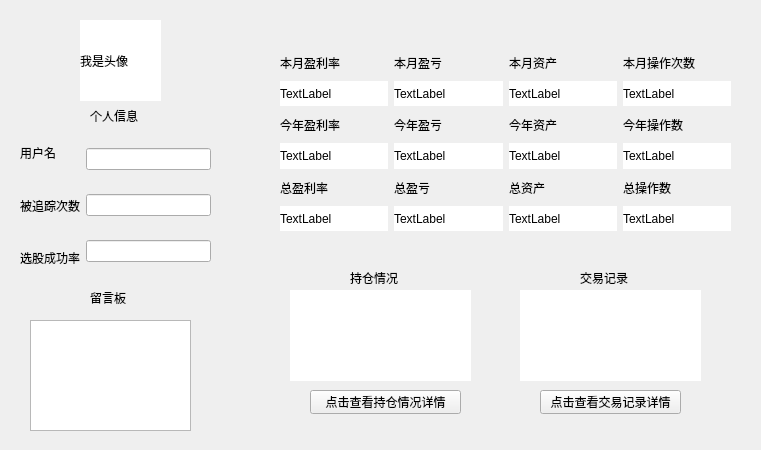
Before: the Qt Designer form VirtualStock/personpage.ui in Vks-Feng/Nullptr, drawn with Qt 5.
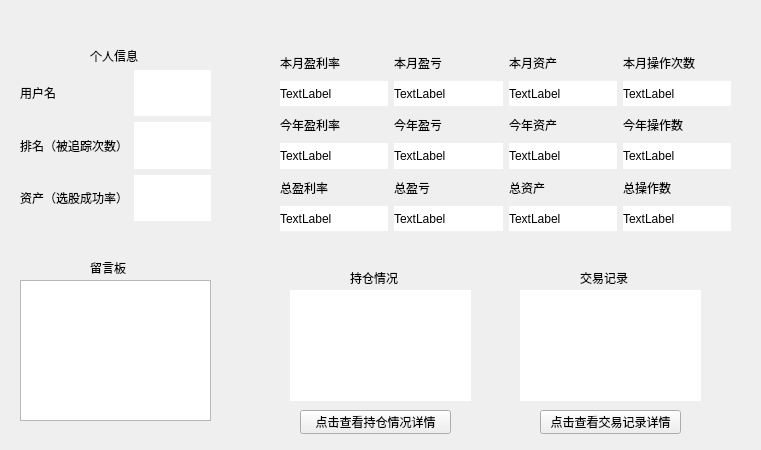
After: the same form once the commit is applied.

Diff of the .ui file:
```diff
--- a/VirtualStock/personpage.ui
+++ b/VirtualStock/personpage.ui
@@ -17,7 +17,7 @@
    <property name="geometry">
     <rect>
      <x>90</x>
-     <y>100</y>
+     <y>40</y>
      <width>51</width>
      <height>31</height>
     </rect>
@@ -30,7 +30,7 @@
    <property name="geometry">
     <rect>
      <x>20</x>
-     <y>130</y>
+     <y>70</y>
      <width>191</width>
      <height>151</height>
     </rect>
@@ -48,14 +48,14 @@
       <item>
        <widget class="QLabel" name="trackedCountTitle">
         <property name="text">
-         <string>被追踪次数</string>
+         <string>排名（被追踪次数）</string>
         </property>
        </widget>
       </item>
       <item>
        <widget class="QLabel" name="successRateTitle">
         <property name="text">
-         <string>选股成功率</string>
+         <string>资产（选股成功率）</string>
         </property>
        </widget>
       </item>
@@ -64,13 +64,34 @@
     <item>
      <layout class="QVBoxLayout" name="verticalLayout_2">
       <item>
-       <widget class="QLineEdit" name="userNameEdit"/>
+       <widget class="QLabel" name="userName">
+        <property name="styleSheet">
+         <string notr="true">background-color: rgb(255, 255, 255);</string>
+        </property>
+        <property name="text">
+         <string/>
+        </property>
+       </widget>
       </item>
       <item>
-       <widget class="QLineEdit" name="trackedCountEdit"/>
+       <widget class="QLabel" name="trackedCount">
+        <property name="styleSheet">
+         <string notr="true">background-color: rgb(255, 255, 255);</string>
+        </property>
+        <property name="text">
+         <string/>
+        </property>
+       </widget>
       </item>
       <item>
-       <widget class="QLineEdit" name="successRateEdit"/>
+       <widget class="QLabel" name="successRate">
+        <property name="styleSheet">
+         <string notr="true">background-color: rgb(255, 255, 255);</string>
+        </property>
+        <property name="text">
+         <string/>
+        </property>
+       </widget>
       </item>
      </layout>
     </item>
@@ -80,7 +101,7 @@
    <property name="geometry">
     <rect>
      <x>90</x>
-     <y>290</y>
+     <y>260</y>
      <width>54</width>
      <height>16</height>
     </rect>
@@ -118,8 +139,8 @@
   <widget class="QPushButton" name="pushButton">
    <property name="geometry">
     <rect>
-     <x>310</x>
-     <y>390</y>
+     <x>300</x>
+     <y>410</y>
      <width>151</width>
      <height>24</height>
     </rect>
@@ -132,7 +153,7 @@
    <property name="geometry">
     <rect>
      <x>540</x>
-     <y>390</y>
+     <y>410</y>
      <width>141</width>
      <height>24</height>
     </rect>
@@ -144,10 +165,10 @@
   <widget class="QTextEdit" name="personalDescribeEdit">
    <property name="geometry">
     <rect>
-     <x>30</x>
-     <y>320</y>
-     <width>161</width>
-     <height>111</height>
+     <x>20</x>
+     <y>280</y>
+     <width>191</width>
+     <height>141</height>
     </rect>
    </property>
   </widget>
@@ -157,7 +178,7 @@
      <x>290</x>
      <y>290</y>
      <width>181</width>
-     <height>91</height>
+     <height>111</height>
     </rect>
    </property>
    <property name="styleSheet">
@@ -170,29 +191,13 @@
      <x>520</x>
      <y>290</y>
      <width>181</width>
-     <height>91</height>
+     <height>111</height>
     </rect>
    </property>
    <property name="styleSheet">
     <string notr="true">background-color: rgb(255, 255, 255);</string>
    </property>
   </widget>
-  <widget class="QLabel" name="userAvatar">
-   <property name="geometry">
-    <rect>
-     <x>80</x>
-     <y>20</y>
-     <width>81</width>
-     <height>81</height>
-    </rect>
-   </property>
-   <property name="styleSheet">
-    <string notr="true">background-color: rgb(255, 255, 255);</string>
-   </property>
-   <property name="text">
-    <string>我是头像</string>
-   </property>
-  </widget>
   <widget class="QWidget" name="gridLayoutWidget">
    <property name="geometry">
     <rect>
```
Left out of the diff: 30 changed lines with no effect on the pictures.
